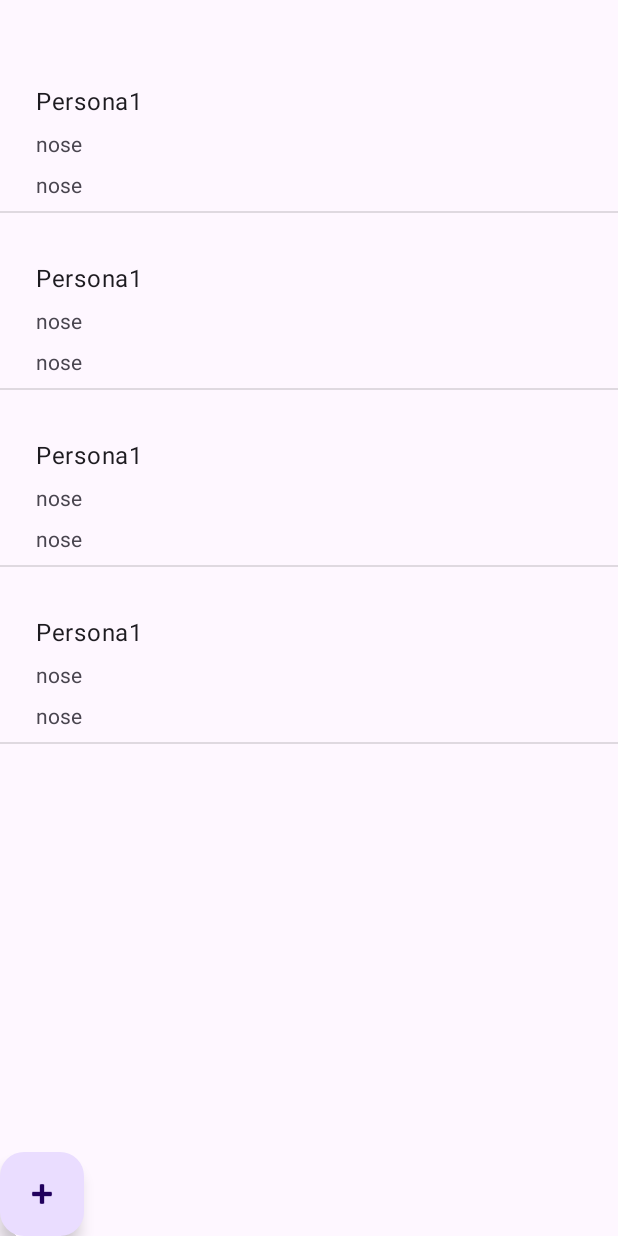
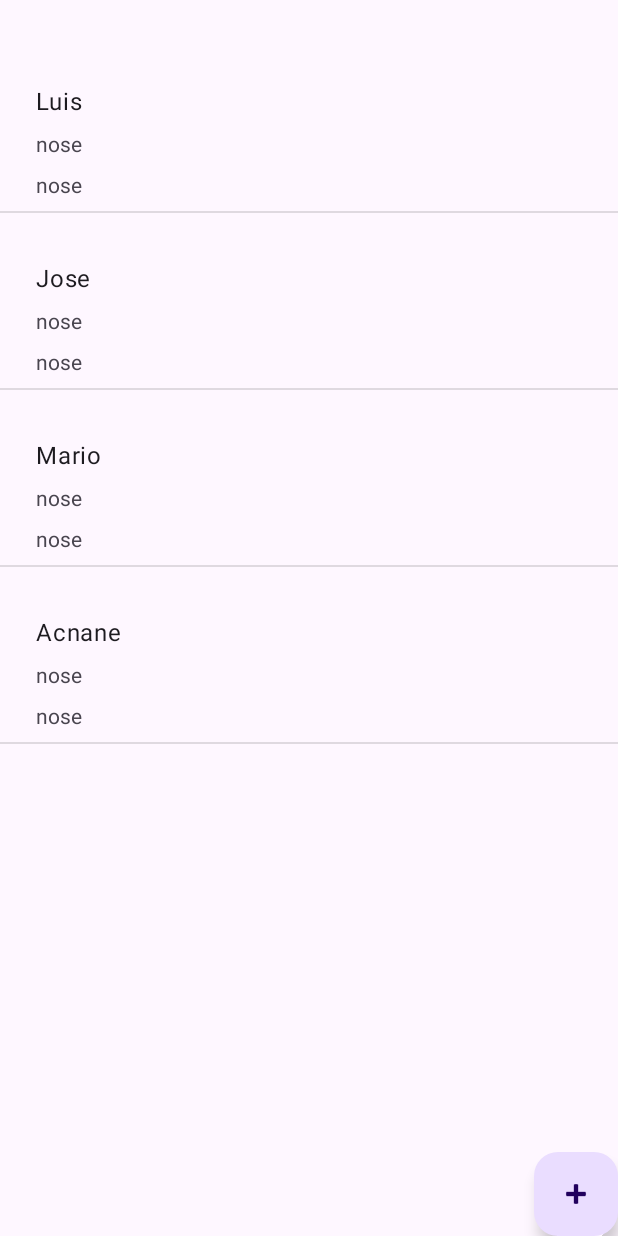
Before and after one commit to EltonSaravia/ProyectosDam2Dual, an Android app: the screen it shows after launch (MainActivity), on a phone screen of 412 x 824 dp. Run offline under Robolectric (Android 15) with nearby library versions, the light colour scheme and no system bars.

Commit message:
cambios len lisyta persona android

```diff
--- a/Interfaz_de_usuario/app/src/main/java/com/example/lista_de_personas/MainActivity.java
+++ b/Interfaz_de_usuario/app/src/main/java/com/example/lista_de_personas/MainActivity.java
@@ -12,10 +12,10 @@ import java.util.List;
 
 public class MainActivity extends AppCompatActivity {
 
-    private  Persona p1 = new Persona(1,"Persona1","nose","nose");
-    private  Persona p2 = new Persona(1,"Persona1","nose","nose");
-    private  Persona p3 = new Persona(1, "Persona1", "nose", "nose");
-    private  Persona p4 = new Persona(1,"Persona1","nose","nose");
+    private  Persona p1 = new Persona(1,"Luis","nose","nose");
+    private  Persona p2 = new Persona(2,"Jose","nose","nose");
+    private  Persona p3 = new Persona(3, "Mario", "nose", "nose");
+    private  Persona p4 = new Persona(4,"Acnane","nose","nose");
 
     private List<Persona> listaPersonas = new ArrayList<>();
 
--- a/Interfaz_de_usuario/app/src/main/res/layout/activity_main.xml
+++ b/Interfaz_de_usuario/app/src/main/res/layout/activity_main.xml
@@ -7,13 +7,13 @@
     tools:context=".MainActivity">
 
     <com.google.android.material.floatingactionbutton.FloatingActionButton
-        android:id="@+id/floatingActionButton"
+        android:id="@+id/addPersona"
         android:layout_width="wrap_content"
         android:layout_height="wrap_content"
         android:clickable="true"
         android:src="@android:drawable/ic_input_add"
         app:layout_constraintBottom_toBottomOf="parent"
-        tools:layout_editor_absoluteX="339dp" />
+        app:layout_constraintEnd_toEndOf="parent" />
 
     <ListView
         android:id="@+id/lvListaPersonas"
@@ -21,6 +21,7 @@
         android:layout_height="match_parent"
         android:layout_marginTop="24dp"
         app:layout_constraintEnd_toEndOf="parent"
+        app:layout_constraintHorizontal_bias="0.0"
         app:layout_constraintStart_toStartOf="parent"
         app:layout_constraintTop_toTopOf="parent" />
 
```
